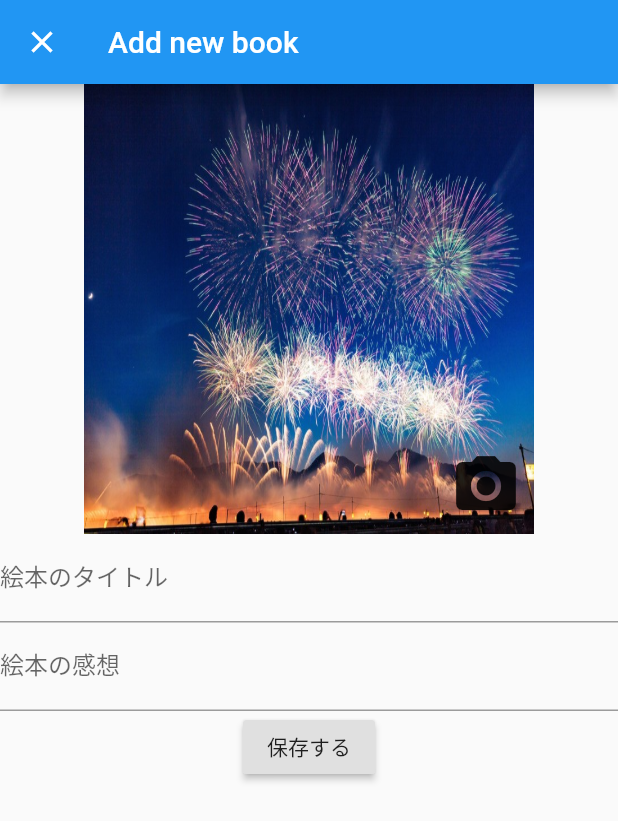
After one commit to takopom/reading-book-counter, a Flutter app: the screen it shows after launch, after a tap on the "add" icon, on a phone screen of 412 x 824 dp. The commit adds this screen. Shown: the top 821 px of the screen. Run offline on Flutter 3.47's test engine with Material 2 defaults, Android fonts, the phone set to English and light mode, and no system bars; our stand-ins replace sqflite; accounts and stored records are empty.

Commit message:
Change book and note properties

```diff
--- a/lib/models/note.dart
+++ b/lib/models/note.dart
@@ -2,23 +2,20 @@ class Note {
   static final String db_id = "id";
   static final String db_book_id = "book_id";
   static final String db_date = "date";
-  static final String db_feeling = "feeling";
 
   int id;
   final int book_id;
   String date;
-  final String feeling;
 
   int get tag => id;
 
-  Note({this.id, this.book_id, this.date, this.feeling});
+  Note({this.id, this.book_id, this.date});
 
   Map<String, dynamic> toMap() {
     var map = <String, dynamic> {
       db_id: id,
       db_book_id: book_id,
       db_date: date,
-      db_feeling: feeling,
     };
 
     return map;
@@ -28,6 +25,5 @@ class Note {
     id: map[db_id],
     book_id: map[db_book_id],
     date: map[db_date],
-    feeling: map[db_feeling],
   );
 }
--- /dev/null
+++ b/lib/ui/add_book_page.dart
@@ -0,0 +1,110 @@
+import 'package:flutter/material.dart';
+
+class AddBookPage extends StatelessWidget {
+
+  @override
+  Widget build(BuildContext context) {
+    return Scaffold(
+      appBar: AppBar(
+          title: Text("Add new book")
+      ),
+      body: AddBookForm(),
+    );
+  }
+}
+
+class AddBookForm extends StatefulWidget {
+  @override
+  AddBookFormState createState() => AddBookFormState();
+}
+
+class AddBookFormState extends State<AddBookForm> {
+
+  final _formKey = GlobalKey<FormState>();
+
+  @override
+  Widget build(BuildContext context) {
+    return Form(
+      key: _formKey,
+      child: Column(
+        crossAxisAlignment: CrossAxisAlignment.center,
+        mainAxisAlignment: MainAxisAlignment.start,
+        children: <Widget>[
+          _bookIconEdit(),
+          _titleTextForm(),
+          _commentTextForm(),
+          _saveButton(context),
+        ],
+      ),
+    );
+  }
+
+  Widget _bookIconEdit() {
+    return Stack(
+      alignment: Alignment.bottomRight,
+      children: <Widget>[
+        _bookIconView(),
+        _pictureEditButton(),
+      ],
+    );
+
+  }
+
+  Widget _bookIconView() {
+    return Container(
+      width: 300,
+      height: 300,
+      decoration: BoxDecoration(
+        shape: BoxShape.rectangle,
+        image: DecorationImage(
+          fit: BoxFit.fill,
+          image: ExactAssetImage('assets/01.jpg'),
+        ),
+      ),
+    );
+  }
+
+  Widget _pictureEditButton() {
+    return IconButton(
+      icon: Icon(Icons.photo_camera),
+      iconSize: 48,
+      tooltip: '絵本の画像を指定できます',
+      onPressed: () {
+        // 写真を撮るまたは画像を選択できる
+      },
+    );
+  }
+
+  Widget _titleTextForm() {
+    return TextFormField(
+      decoration: const InputDecoration(
+          labelText: '絵本のタイトル',
+      ),
+      validator: (value) {
+        if (value.isEmpty) {
+          return 'タイトルを入力してください';
+        }
+      },
+    );
+  }
+
+  Widget _commentTextForm() {
+    return TextFormField(
+      decoration: const InputDecoration(
+        labelText: '絵本の感想',
+      ),
+    );
+  }
+
+
+  Widget _saveButton(BuildContext context) {
+    return RaisedButton(
+      onPressed: () {
+        if (_formKey.currentState.validate()) {
+          Scaffold.of(context).showSnackBar(SnackBar(content: Text('保存しています')));
+        }
+      },
+      child: Text('保存する'),
+    );
+  }
+}
--- a/lib/ui/book_grid_item.dart
+++ b/lib/ui/book_grid_item.dart
@@ -1,8 +1,30 @@
 import 'package:flutter/material.dart';
 import 'package:reading_book_counter/models/book.dart';
 import 'package:reading_book_counter/ui/book_detail_page.dart';
+import 'add_book_page.dart';
 
 typedef void BannerTapCallback(Book book);
+
+class _AddButton extends StatelessWidget {
+
+  _pushBook(BuildContext context) {
+    Navigator.push(context, MaterialPageRoute<void>(
+      builder: (BuildContext context) {
+        return AddBookPage();
+      },
+      fullscreenDialog: true,
+    ));
+  }
+
+  @override
+  Widget build(BuildContext context) {
+    return FloatingActionButton(
+      onPressed: () { _pushBook(context); },
+      backgroundColor: Colors.pink,
+      child: Icon(Icons.add),
+    );
+  }
+}
 
 class _GridTitleText extends StatelessWidget {
   const _GridTitleText(this.text);
@@ -86,28 +108,24 @@ class BookListState extends State<BookList> {
   List<Book> books = <Book>[
     new Book(
       id: 1,
-      isbn: 'book01',
       title: 'book 01 title',
       asset: 'assets/01.jpg',
       note: '絵本のメモ。',
     ),
     new Book(
       id: 2,
-      isbn: 'book02',
       title: 'book 02 title',
       asset: 'assets/02.jpg',
       note: 'あらすじとか、お気に入りのフレーズ',
     ),
     new Book(
       id: 3,
-      isbn: 'book03',
       title: 'book 03 title',
       asset: 'assets/03.jpg',
       note: 'こんなところがおもしろかった',
     ),
     new Book(
       id: 4,
-      isbn: 'book04',
       title: 'book 04 title',
       asset: 'assets/04.jpg',
       note: 'おもしろくなかった、など。',
@@ -130,9 +148,9 @@ class BookListState extends State<BookList> {
               child: new GridView.count(
                 crossAxisCount: (orientation == Orientation.portrait) ? 2 : 3,
                 mainAxisSpacing: 4.0,
-                  crossAxisSpacing: 4.0,
-                  padding: const EdgeInsets.all(4.0),
-                  childAspectRatio: (orientation == Orientation.portrait) ? 1.0 : 1.3,
+                crossAxisSpacing: 4.0,
+                padding: const EdgeInsets.all(4.0),
+                childAspectRatio: (orientation == Orientation.portrait) ? 1.0 : 1.3,
                 children: books.map((Book book) {
                   return new _BookGridItem(
                     book: book,
@@ -147,6 +165,7 @@ class BookListState extends State<BookList> {
           ),
         ],
       ),
+      floatingActionButton: _AddButton(),
     );
   }
 }
```
Also changed, not shown: lib/data/database_helper.dart (+7 -10 lines), lib/models/book.dart (+2 -10 lines).
